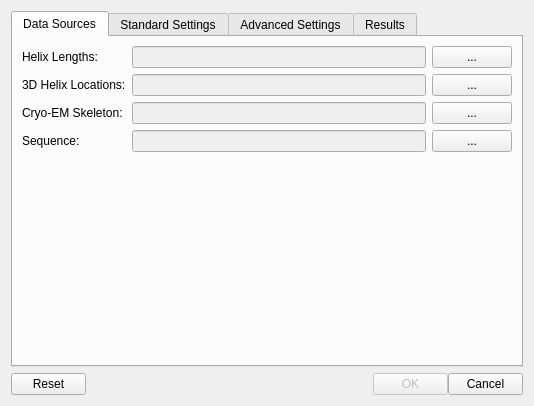
GorgonCryoEM/Gorgon, file Gorgon/src_ui/ui_dialog_sse_helix_correspondence_finder.ui: the form before one commit.
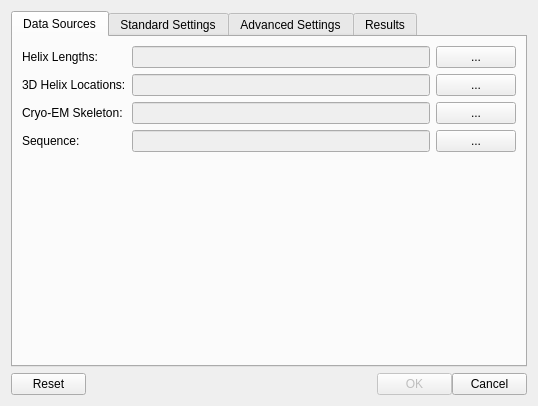
The form after the commit.

Commit message: User constraints on finding correspondences (v4 - Final)

The edit to the form file:
```diff
--- a/Gorgon/src_ui/ui_dialog_sse_helix_correspondence_finder.ui
+++ b/Gorgon/src_ui/ui_dialog_sse_helix_correspondence_finder.ui
@@ -29,7 +29,7 @@
        <string>Data Sources</string>
       </attribute>
       <layout class="QGridLayout" >
-       <item row="0" column="0" >
+       <item row="0" column="0" colspan="2" >
         <layout class="QGridLayout" >
          <item row="0" column="0" >
           <widget class="QLabel" name="label" >
@@ -117,15 +117,15 @@
          </item>
         </layout>
        </item>
-       <item row="1" column="0" >
+       <item row="1" column="0" colspan="2" >
         <spacer>
          <property name="orientation" >
           <enum>Qt::Vertical</enum>
          </property>
          <property name="sizeHint" >
           <size>
-           <width>20</width>
-           <height>40</height>
+           <width>494</width>
+           <height>101</height>
           </size>
          </property>
         </spacer>
```
Left out of the diff: 3 changed lines with no effect on the pictures. The commit also changes 2 other files.
